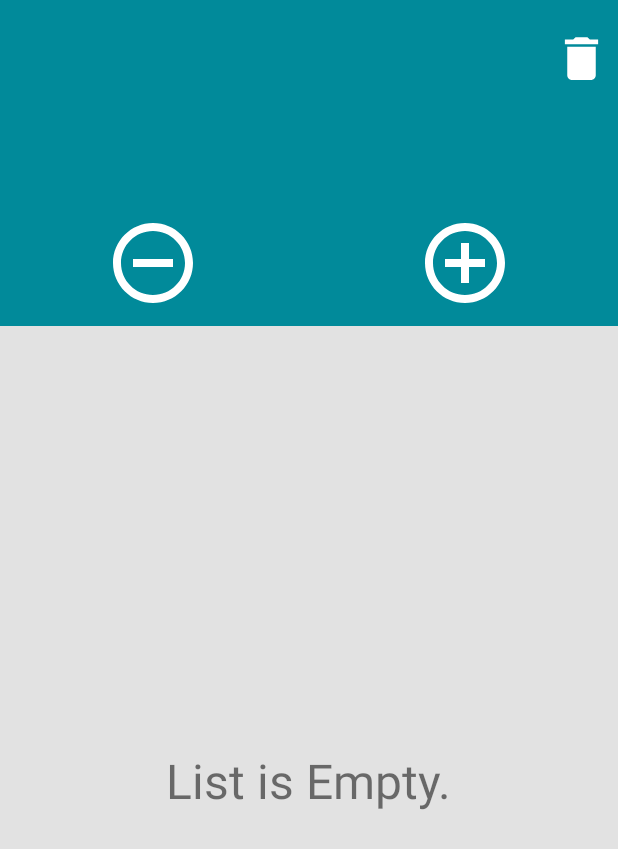
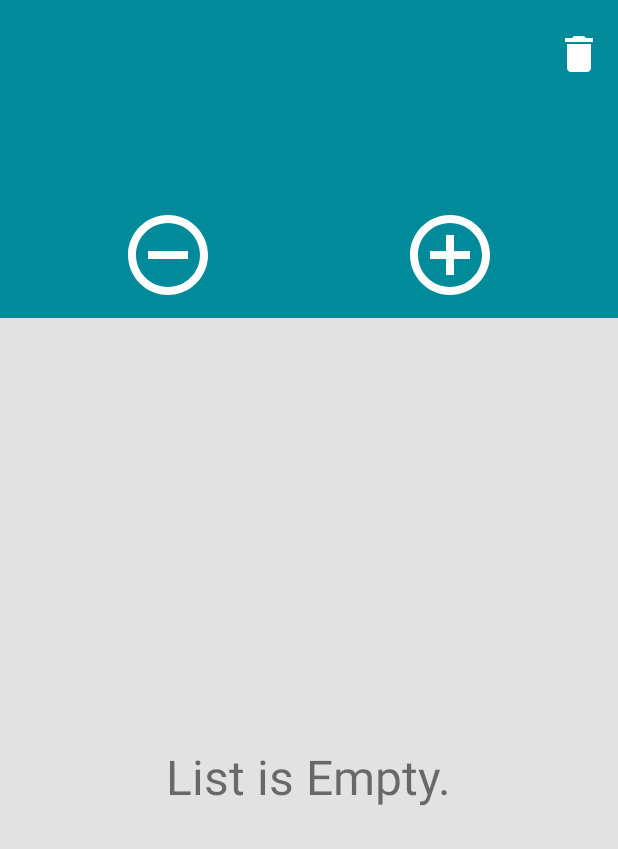
Before and after one commit to whiteformed/Art-Project, an Android app: the ActivityEntryList screen opened directly, with no data from a screen before it, on a phone screen of 412 x 824 dp. Shown: the top 849 px of the screen. Run offline under Robolectric (Android 15) with nearby library versions, the phone set to English and light mode, and no system bars; 1 statement that could not run was skipped.

Commit message:
adjusted layouts

```diff
--- a/app/src/main/res/layout/activity_entry_list.xml
+++ b/app/src/main/res/layout/activity_entry_list.xml
@@ -14,15 +14,15 @@
         android:layout_height="wrap_content"
         android:gravity="center_horizontal"
         android:orientation="horizontal"
-        android:paddingTop="20dp">
+        android:padding="10dp">
 
         <TextView
             android:id="@+id/activity_entry_list_tv_name"
             android:layout_width="wrap_content"
             android:layout_height="wrap_content"
+            android:layout_marginTop="10dp"
             android:textColor="@color/colorAccent"
             android:textSize="24sp"
-            app:layout_constraintBottom_toBottomOf="parent"
             app:layout_constraintEnd_toEndOf="parent"
             app:layout_constraintStart_toStartOf="parent"
             app:layout_constraintTop_toTopOf="parent"
@@ -30,34 +30,29 @@
 
         <ImageView
             android:id="@+id/activity_entry_list_iv_person_del"
-            android:layout_width="38dp"
-            android:layout_height="38dp"
+            android:layout_width="32dp"
+            android:layout_height="32dp"
             android:layout_marginStart="5dp"
-            android:layout_marginEnd="5dp"
+            android:layout_marginTop="10dp"
             android:layout_toEndOf="@id/activity_entry_list_tv_name"
             android:background="?attr/selectableItemBackgroundBorderless"
             android:clickable="true"
             android:contentDescription="@string/iv_desc_person_delete"
             android:src="@drawable/ic_delete"
-            app:layout_constraintBottom_toBottomOf="parent"
             app:layout_constraintEnd_toEndOf="parent"
             app:layout_constraintTop_toTopOf="parent" />
-
-    </androidx.constraintlayout.widget.ConstraintLayout>
-
-    <LinearLayout
-        android:layout_width="match_parent"
-        android:layout_height="wrap_content"
-        android:orientation="vertical"
-        android:paddingTop="20dp">
 
         <TextView
             android:id="@+id/activity_entry_list_tv_status"
             android:layout_width="wrap_content"
             android:layout_height="wrap_content"
             android:layout_gravity="center"
+            android:layout_marginTop="20dp"
             android:textColor="@color/colorAccent"
             android:textSize="16sp"
+            app:layout_constraintEnd_toEndOf="parent"
+            app:layout_constraintStart_toStartOf="parent"
+            app:layout_constraintTop_toBottomOf="@id/activity_entry_list_tv_name"
             tools:text="Status" />
 
         <TextView
@@ -68,39 +63,38 @@
             android:textColor="@color/colorAccent"
             android:textSize="32sp"
             android:textStyle="bold"
+            app:layout_constraintEnd_toEndOf="parent"
+            app:layout_constraintStart_toStartOf="parent"
+            app:layout_constraintTop_toBottomOf="@id/activity_entry_list_tv_status"
             tools:text="Amount" />
-
-    </LinearLayout>
-
-    <FrameLayout
-        android:layout_width="match_parent"
-        android:layout_height="wrap_content">
 
         <ImageView
             android:id="@+id/activity_entry_list_iv_debt_dec"
             android:layout_width="64dp"
             android:layout_height="64dp"
-            android:layout_gravity="start"
             android:layout_marginStart="70dp"
-            android:layout_marginBottom="10dp"
             android:background="?attr/selectableItemBackgroundBorderless"
             android:clickable="true"
             android:contentDescription="@string/iv_desc_dec_debt"
-            android:src="@drawable/ic_remove" />
+            android:src="@drawable/ic_remove"
+            app:layout_constraintBottom_toBottomOf="parent"
+            app:layout_constraintStart_toStartOf="parent"
+            app:layout_constraintTop_toBottomOf="@id/activity_entry_list_tv_total_amount" />
 
         <ImageView
             android:id="@+id/activity_entry_list_iv_debt_inc"
             android:layout_width="64dp"
             android:layout_height="64dp"
-            android:layout_gravity="end"
             android:layout_marginEnd="70dp"
-            android:layout_marginBottom="10dp"
             android:background="?attr/selectableItemBackgroundBorderless"
             android:clickable="true"
             android:contentDescription="@string/iv_desc_inc_debt"
-            android:src="@drawable/ic_add" />
+            android:src="@drawable/ic_add"
+            app:layout_constraintBottom_toBottomOf="parent"
+            app:layout_constraintEnd_toEndOf="parent"
+            app:layout_constraintTop_toBottomOf="@id/activity_entry_list_tv_total_amount" />
 
-    </FrameLayout>
+    </androidx.constraintlayout.widget.ConstraintLayout>
 
     <FrameLayout
         android:layout_width="match_parent"
--- a/app/src/main/res/layout/activity_person_list.xml
+++ b/app/src/main/res/layout/activity_person_list.xml
@@ -49,8 +49,8 @@
             android:layout_width="match_parent"
             android:layout_height="wrap_content"
             android:background="@color/colorPrimary"
-            app:tabTextColor="@color/colorAccent"
-            app:tabIndicatorHeight="5dp"/>
+            app:tabIndicatorHeight="5dp"
+            app:tabTextColor="@color/colorAccent" />
 
         <androidx.viewpager.widget.ViewPager
             android:id="@+id/activity_person_list_vp"
@@ -73,4 +73,5 @@
         android:src="@drawable/ic_fab"
         app:backgroundTint="@color/colorPrimary"
         app:maxImageSize="32dp" />
+
 </FrameLayout>
```
